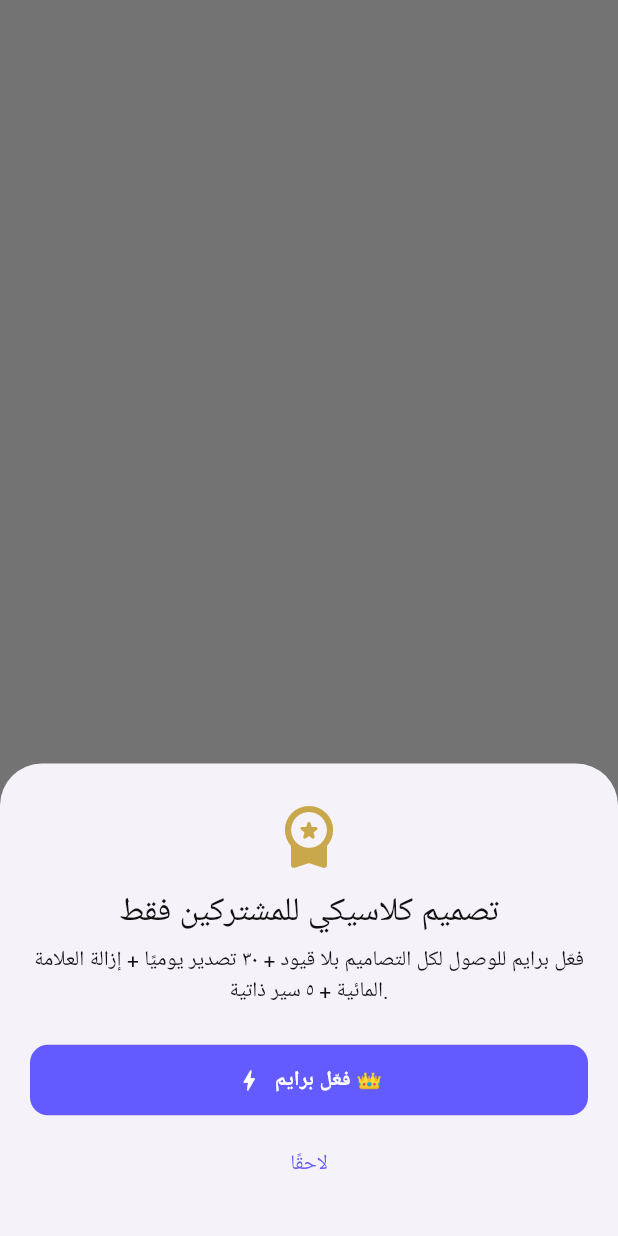
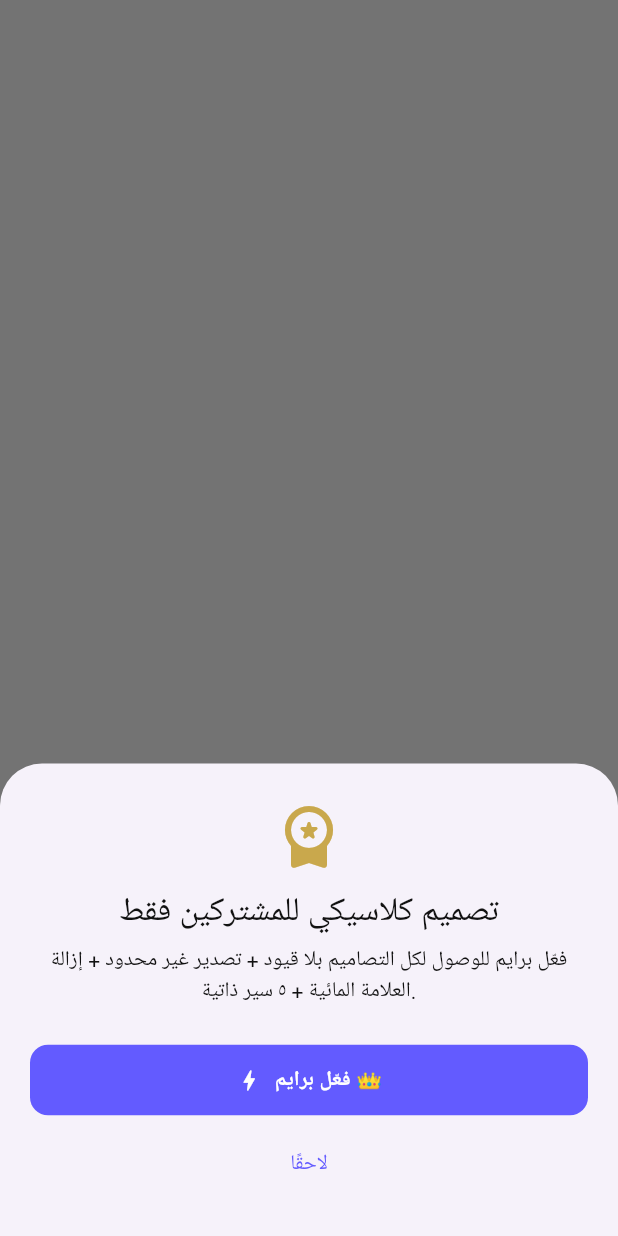
Before and after one commit to mohammed3001/seerah, a Flutter app: what showUpgradeSheet() shows on an empty page, opened directly with sample values from the repository, on a phone screen of 412 x 824 dp. Run offline on Flutter 3.47's test engine with Material 3 defaults, Android fonts, the phone set to English and light mode, and no system bars; our stand-ins replace app_links, cached_network_image, dio, flutter_riverpod, go_router, google_fonts and 6 more; accounts and stored records are empty; Roboto replaces fonts that are missing (Cairo).

Commit message:
fix(mobile): align upgrade-sheet copy with rest of app (unlimited exports)
The upgrade bottom sheet said Prime gives 30 exports/day, but every
other surface (pricing card, comparison table, success screen) says
unlimited. Devin Review caught the inconsistency on PR #15. Changed
the sheet copy to 'تصدير غير محدود' so the upgrade story is the same
everywhere.

Co-Authored-By: MOHAMMED <ma084163@gmail.com>

```diff
--- a/apps/mobile/lib/features/templates/widgets/upgrade_sheet.dart
+++ b/apps/mobile/lib/features/templates/widgets/upgrade_sheet.dart
@@ -32,7 +32,7 @@ Future<void> showUpgradeSheet(
           ),
           const SizedBox(height: 8),
           Text(
-            "فعّل برايم للوصول لكل التصاميم بلا قيود + ٣٠ تصدير يوميًا"
+            "فعّل برايم للوصول لكل التصاميم بلا قيود + تصدير غير محدود"
             " + إزالة العلامة المائية + ٥ سير ذاتية.",
             textAlign: TextAlign.center,
             style: Theme.of(sheetContext).textTheme.bodyMedium,
```
